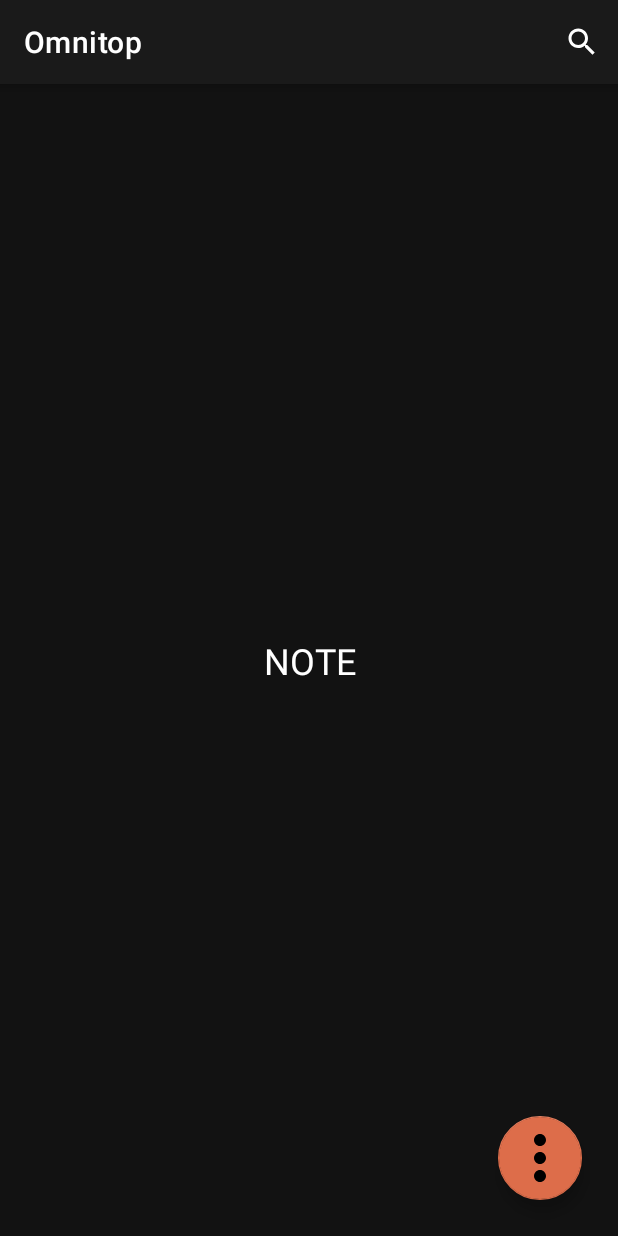
After one commit to oresteLeone/Omnitop, an Android app: the DndCamapagnaNoteFragment screen opened through its navigation route, on a phone screen of 412 x 824 dp. The commit adds this screen. Run offline under Robolectric (Android 15) with nearby library versions, the light colour scheme and no system bars; our stand-ins replace navigation-ui; 2 statements that could not run were skipped.

Commit message:
Campagna D&D

```diff
--- /dev/null
+++ b/app/src/main/java/com/annoyingturtle/omnitop/DnDCampagnaSchedeFragment.kt
@@ -0,0 +1,21 @@
+package com.annoyingturtle.omnitop
+
+import android.os.Bundle
+import androidx.fragment.app.Fragment
+import android.view.LayoutInflater
+import android.view.View
+import android.view.ViewGroup
+
+
+class DnDCampagnaSchedeFragment : Fragment() {
+
+    override fun onCreateView(
+        inflater: LayoutInflater, container: ViewGroup?,
+        savedInstanceState: Bundle?
+    ): View? {
+        // Inflate the layout for this fragment
+        return inflater.inflate(R.layout.fragment_dn_d_campagna_schede, container, false)
+    }
+
+
+}
--- /dev/null
+++ b/app/src/main/java/com/annoyingturtle/omnitop/DndCamapagnaNoteFragment.kt
@@ -0,0 +1,20 @@
+package com.annoyingturtle.omnitop
+
+import android.os.Bundle
+import androidx.fragment.app.Fragment
+import android.view.LayoutInflater
+import android.view.View
+import android.view.ViewGroup
+
+class DndCamapagnaNoteFragment : Fragment() {
+
+
+    override fun onCreateView(
+        inflater: LayoutInflater, container: ViewGroup?,
+        savedInstanceState: Bundle?
+    ): View? {
+        // Inflate the layout for this fragment
+        return inflater.inflate(R.layout.fragment_dnd_camapagna_note, container, false)
+    }
+
+}
--- /dev/null
+++ b/app/src/main/java/com/annoyingturtle/omnitop/DndCampagnaCompendiumFragment.kt
@@ -0,0 +1,20 @@
+package com.annoyingturtle.omnitop
+
+import android.os.Bundle
+import androidx.fragment.app.Fragment
+import android.view.LayoutInflater
+import android.view.View
+import android.view.ViewGroup
+
+
+class DndCampagnaCompendiumFragment : Fragment() {
+
+    override fun onCreateView(
+        inflater: LayoutInflater, container: ViewGroup?,
+        savedInstanceState: Bundle?
+    ): View? {
+        // Inflate the layout for this fragment
+        return inflater.inflate(R.layout.fragment_dnd_campagna_compendium, container, false)
+    }
+
+}
--- /dev/null
+++ b/app/src/main/java/com/annoyingturtle/omnitop/DndCampagnaHome.kt
@@ -0,0 +1,42 @@
+package com.annoyingturtle.omnitop
+
+import androidx.appcompat.app.AppCompatActivity
+import android.os.Bundle
+import android.view.Menu
+import android.view.MenuInflater
+import androidx.navigation.findNavController
+import androidx.navigation.ui.setupWithNavController
+import com.google.android.material.bottomnavigation.BottomNavigationView
+import kotlinx.android.synthetic.main.activity_home.*
+import utilPackage.AbsFab
+
+class DndCampagnaHome : AppCompatActivity() {
+
+    override fun onCreate(savedInstanceState: Bundle?) {
+        super.onCreate(savedInstanceState)
+        setContentView(R.layout.activity_dnd_campagna_home)
+
+        /**Action Bar */
+
+        //actionBar.setBackgroundDrawable() quando aggiungeremo le immagini
+
+        val bottomNavigationView = findViewById<BottomNavigationView>(R.id.bottom_navigation)
+
+        /** Schermate */
+
+        val navController = findNavController(R.id.dnd_campagna_navigation)
+
+        bottomNavigationView.setupWithNavController(navController)
+        /********** FAB ***********/
+        val fab = AbsFab(addBtn1, cardBtn1, gridBtn1, noteBtn1, diceBtn1, this, supportFragmentManager)
+        fab.startListener(this)
+    }
+    /***** Pulsante Ricerca *****/
+    override fun onCreateOptionsMenu(menu: Menu?): Boolean {
+
+        var inflater: MenuInflater = menuInflater
+        inflater.inflate(R.menu.actionbar_menu, menu)
+
+        return true
+    }
+}
--- /dev/null
+++ b/app/src/main/res/layout/activity_dnd_campagna_home.xml
@@ -0,0 +1,121 @@
+<?xml version="1.0" encoding="utf-8"?>
+<androidx.constraintlayout.widget.ConstraintLayout
+    xmlns:android="http://schemas.android.com/apk/res/android"
+    xmlns:tools="http://schemas.android.com/tools"
+    xmlns:app="http://schemas.android.com/apk/res-auto"
+    android:layout_width="match_parent"
+    android:layout_height="match_parent"
+    tools:context=".DndCampagnaHome"
+    android:background="@color/backGround"
+    >
+
+
+
+  <com.google.android.material.floatingactionbutton.FloatingActionButton
+      android:id="@+id/addBtn1"
+      android:layout_width="wrap_content"
+      android:layout_height="wrap_content"
+      android:layout_marginEnd="24dp"
+      android:layout_marginBottom="24dp"
+      android:clickable="true"
+      android:contentDescription="@string/TODO"
+      android:contextClickable="true"
+      android:focusable="true"
+      android:visibility="visible"
+      app:backgroundTint="@color/fabPadre"
+      app:fabSize="normal"
+      app:layout_constraintBottom_toBottomOf="parent"
+      app:layout_constraintEnd_toEndOf="parent"
+      app:maxImageSize="48dp"
+      app:srcCompat="@drawable/ic_more" />
+
+  <com.google.android.material.floatingactionbutton.FloatingActionButton
+      android:id="@+id/diceBtn1"
+      android:focusable="true"
+      android:backgroundTint="@color/fabFiglio"
+      android:contextClickable="true"
+      app:maxImageSize="48dp"
+      android:layout_width="wrap_content"
+      android:layout_height="wrap_content"
+      android:visibility="invisible"
+      android:layout_marginBottom="16dp"
+      android:clickable="true"
+      app:layout_constraintBottom_toTopOf="@+id/addBtn1"
+      app:layout_constraintEnd_toEndOf="@+id/addBtn1"
+      app:srcCompat="@drawable/dicebicon_1"
+      android:contentDescription="@string/TODO"/>
+
+  <com.google.android.material.floatingactionbutton.FloatingActionButton
+      android:id="@+id/cardBtn1"
+      app:maxImageSize="48dp"
+      android:contextClickable="true"
+      android:backgroundTint="@color/fabFiglio"
+      android:visibility="invisible"
+      android:layout_width="wrap_content"
+      android:focusable="true"
+      android:layout_height="wrap_content"
+      android:layout_marginBottom="16dp"
+      android:clickable="true"
+      app:layout_constraintBottom_toTopOf="@+id/diceBtn1"
+      app:layout_constraintEnd_toEndOf="@+id/diceBtn1"
+      app:srcCompat="@drawable/cards_icon_bonw_1"
+      android:contentDescription="@string/TODO"/>
+
+  <com.google.android.material.floatingactionbutton.FloatingActionButton
+      android:id="@+id/gridBtn1"
+      app:maxImageSize="48dp"
+      android:visibility="invisible"
+      android:contextClickable="true"
+      android:backgroundTint="@color/fabFiglio"
+      android:layout_width="wrap_content"
+      android:focusable="true"
+      android:layout_height="wrap_content"
+      android:layout_marginBottom="16dp"
+      android:clickable="true"
+      app:layout_constraintBottom_toTopOf="@+id/cardBtn1"
+      app:layout_constraintEnd_toEndOf="@+id/cardBtn1"
+      app:srcCompat="@drawable/battlegrid_icon__1"
+      android:contentDescription="@string/TODO"/>
+
+  <com.google.android.material.floatingactionbutton.FloatingActionButton
+      android:id="@+id/noteBtn1"
+      android:contextClickable="true"
+      android:visibility="invisible"
+      android:backgroundTint="@color/fabFiglio"
+      app:maxImageSize="48dp"
+      android:layout_width="wrap_content"
+      android:layout_height="wrap_content"
+      android:layout_marginBottom="16dp"
+      android:focusable="true"
+      android:clickable="true"
+      app:layout_constraintBottom_toTopOf="@+id/gridBtn1"
+      app:layout_constraintEnd_toEndOf="@+id/gridBtn1"
+      app:srcCompat="@drawable/notes_icon__1"
+      android:contentDescription="@string/TODO"/>
+
+  <com.google.android.material.bottomnavigation.BottomNavigationView
+      android:id="@+id/bottom_navigation"
+      style="@style/Widget.MaterialComponents.BottomNavigationView.Colored"
+      android:layout_width="match_parent"
+      android:layout_height="wrap_content"
+      app:layout_constraintBottom_toTopOf="parent"
+      app:layout_constraintEnd_toEndOf="parent"
+      app:layout_constraintStart_toStartOf="parent"
+      app:menu="@menu/dnd_campagna_navigation_menu">
+
+  </com.google.android.material.bottomnavigation.BottomNavigationView>
+
+
+  <fragment
+      android:id="@+id/campagnafragment"
+      android:name="androidx.navigation.fragment.NavHostFragment"
+      android:layout_width="match_parent"
+      android:layout_height="match_parent"
+      app:defaultNavHost="true"
+      app:layout_constraintBottom_toBottomOf="parent"
+      app:layout_constraintEnd_toEndOf="parent"
+      app:layout_constraintStart_toStartOf="parent"
+      app:layout_constraintTop_toTopOf="parent"
+      app:navGraph="@navigation/dnd_campagna_navigation" />
+
+</androidx.constraintlayout.widget.ConstraintLayout>
--- /dev/null
+++ b/app/src/main/res/layout/fragment_dn_d_campagna_schede.xml
@@ -0,0 +1,23 @@
+<?xml version="1.0" encoding="utf-8"?>
+<androidx.constraintlayout.widget.ConstraintLayout xmlns:android="http://schemas.android.com/apk/res/android"
+    xmlns:tools="http://schemas.android.com/tools"
+    android:layout_width="match_parent"
+    android:layout_height="match_parent"
+    xmlns:app="http://schemas.android.com/apk/res-auto"
+    android:background="@color/backGround"
+    android:id="@+id/fragmentCampagnaDnDschede"
+    tools:context=".DndHome">
+
+
+    <TextView
+        android:layout_width="match_parent"
+        android:layout_height="wrap_content"
+        android:text="@string/schede"
+        android:textAlignment="center"
+        android:textSize="24sp"
+        app:layout_constraintBottom_toBottomOf="parent"
+        app:layout_constraintEnd_toEndOf="parent"
+        app:layout_constraintStart_toStartOf="parent"
+        app:layout_constraintTop_toTopOf="parent" />
+
+</androidx.constraintlayout.widget.ConstraintLayout>
--- /dev/null
+++ b/app/src/main/res/layout/fragment_dnd_camapagna_note.xml
@@ -0,0 +1,23 @@
+<?xml version="1.0" encoding="utf-8"?>
+<androidx.constraintlayout.widget.ConstraintLayout xmlns:android="http://schemas.android.com/apk/res/android"
+    xmlns:tools="http://schemas.android.com/tools"
+    android:layout_width="match_parent"
+    android:layout_height="match_parent"
+    xmlns:app="http://schemas.android.com/apk/res-auto"
+    android:background="@color/backGround"
+    android:id="@+id/fragmentCampagnaDnDschede"
+    tools:context=".DndHome">
+
+
+    <TextView
+        android:layout_width="match_parent"
+        android:layout_height="wrap_content"
+        android:text="@string/note"
+        android:textAlignment="center"
+        android:textSize="24sp"
+        app:layout_constraintBottom_toBottomOf="parent"
+        app:layout_constraintEnd_toEndOf="parent"
+        app:layout_constraintStart_toStartOf="parent"
+        app:layout_constraintTop_toTopOf="parent" />
+
+</androidx.constraintlayout.widget.ConstraintLayout>
--- /dev/null
+++ b/app/src/main/res/layout/fragment_dnd_campagna_compendium.xml
@@ -0,0 +1,23 @@
+<?xml version="1.0" encoding="utf-8"?>
+<androidx.constraintlayout.widget.ConstraintLayout xmlns:android="http://schemas.android.com/apk/res/android"
+    xmlns:tools="http://schemas.android.com/tools"
+    android:layout_width="match_parent"
+    android:layout_height="match_parent"
+    xmlns:app="http://schemas.android.com/apk/res-auto"
+    android:background="@color/backGround"
+    android:id="@+id/fragmentCampagnaDnDschede"
+    tools:context=".DndHome">
+
+
+    <TextView
+        android:layout_width="match_parent"
+        android:layout_height="wrap_content"
+        android:text="@string/cmp"
+        android:textAlignment="center"
+        android:textSize="24sp"
+        app:layout_constraintBottom_toBottomOf="parent"
+        app:layout_constraintEnd_toEndOf="parent"
+        app:layout_constraintStart_toStartOf="parent"
+        app:layout_constraintTop_toTopOf="parent" />
+
+</androidx.constraintlayout.widget.ConstraintLayout>
--- a/app/src/main/res/menu/bottom_navigation_menu.xml
+++ b/app/src/main/res/menu/bottom_navigation_menu.xml
@@ -1,4 +1,5 @@
 <?xml version="1.0" encoding="utf-8"?>
+
 <menu xmlns:android="http://schemas.android.com/apk/res/android">
     <item
         android:id="@+id/dndRecenti"
--- /dev/null
+++ b/app/src/main/res/menu/dnd_campagna_navigation_menu.xml
@@ -0,0 +1,18 @@
+<?xml version="1.0" encoding="utf-8"?>
+
+
+
+<menu xmlns:android="http://schemas.android.com/apk/res/android">
+<item
+    android:id="@+id/dndCampagnaSchede"
+    android:enabled="true"
+    android:title="@string/schede" />
+<item
+    android:id="@+id/dndCampagnaNote"
+    android:enabled="true"
+    android:title="@string/note"/>
+<item
+    android:id="@+id/dndCampagnaCompendium"
+    android:enabled="true"
+    android:title="@string/cmp"/>
+</menu>
--- /dev/null
+++ b/app/src/main/res/navigation/dnd_campagna_navigation.xml
@@ -0,0 +1,44 @@
+<?xml version="1.0" encoding="utf-8"?>
+<navigation xmlns:android="http://schemas.android.com/apk/res/android"
+    xmlns:app="http://schemas.android.com/apk/res-auto"
+    xmlns:tools="http://schemas.android.com/tools"
+    android:id="@+id/dnd_campagna_navigation"
+    app:startDestination="@id/dnDCampagnaSchedeFragment">
+
+    <fragment
+        android:id="@+id/dnDCampagnaSchedeFragment"
+        android:name="com.annoyingturtle.omnitop.DnDCampagnaSchedeFragment"
+        android:label="fragment_dn_d_campagna_schede"
+        tools:layout="@layout/fragment_dn_d_campagna_schede" >
+        <action
+            android:id="@+id/action_dnDCampagnaSchedeFragment_to_dndCamapagnaNoteFragment"
+            app:destination="@id/dndCamapagnaNoteFragment" />
+        <action
+            android:id="@+id/action_dnDCampagnaSchedeFragment_to_dndCampagnaCompendiumFragment"
+            app:destination="@id/dndCampagnaCompendiumFragment" />
+    </fragment>
+    <fragment
+        android:id="@+id/dndCamapagnaNoteFragment"
+        android:name="com.annoyingturtle.omnitop.DndCamapagnaNoteFragment"
+        android:label="fragment_dnd_camapagna_note"
+        tools:layout="@layout/fragment_dnd_camapagna_note" >
+        <action
+            android:id="@+id/action_dndCamapagnaNoteFragment_to_dnDCampagnaSchedeFragment"
+            app:destination="@id/dnDCampagnaSchedeFragment" />
+        <action
+            android:id="@+id/action_dndCamapagnaNoteFragment_to_dndCampagnaCompendiumFragment"
+            app:destination="@id/dndCampagnaCompendiumFragment" />
+    </fragment>
+    <fragment
+        android:id="@+id/dndCampagnaCompendiumFragment"
+        android:name="com.annoyingturtle.omnitop.DndCampagnaCompendiumFragment"
+        android:label="fragment_dnd_campagna_compendium"
+        tools:layout="@layout/fragment_dnd_campagna_compendium" >
+        <action
+            android:id="@+id/action_dndCampagnaCompendiumFragment_to_dndCamapagnaNoteFragment"
+            app:destination="@id/dndCamapagnaNoteFragment" />
+        <action
+            android:id="@+id/action_dndCampagnaCompendiumFragment_to_dnDCampagnaSchedeFragment"
+            app:destination="@id/dnDCampagnaSchedeFragment" />
+    </fragment>
+</navigation>
--- a/app/src/main/res/values/strings.xml
+++ b/app/src/main/res/values/strings.xml
@@ -15,7 +15,9 @@
     <string name="gm">DUNGEON MASTER</string>
     <string name="pg">AVVENTURIERO</string>
     <string name="lib">LIBRERIA</string>
-
+    <string name="schede">SCHEDE</string>
+    <string name="note">NOTE</string>
+    <string name="cmp">COMPENDIUM</string>
 
 
     <string name="num1">1</string>
```
Also changed, not shown: app/src/main/AndroidManifest.xml (+15 -18 lines).
